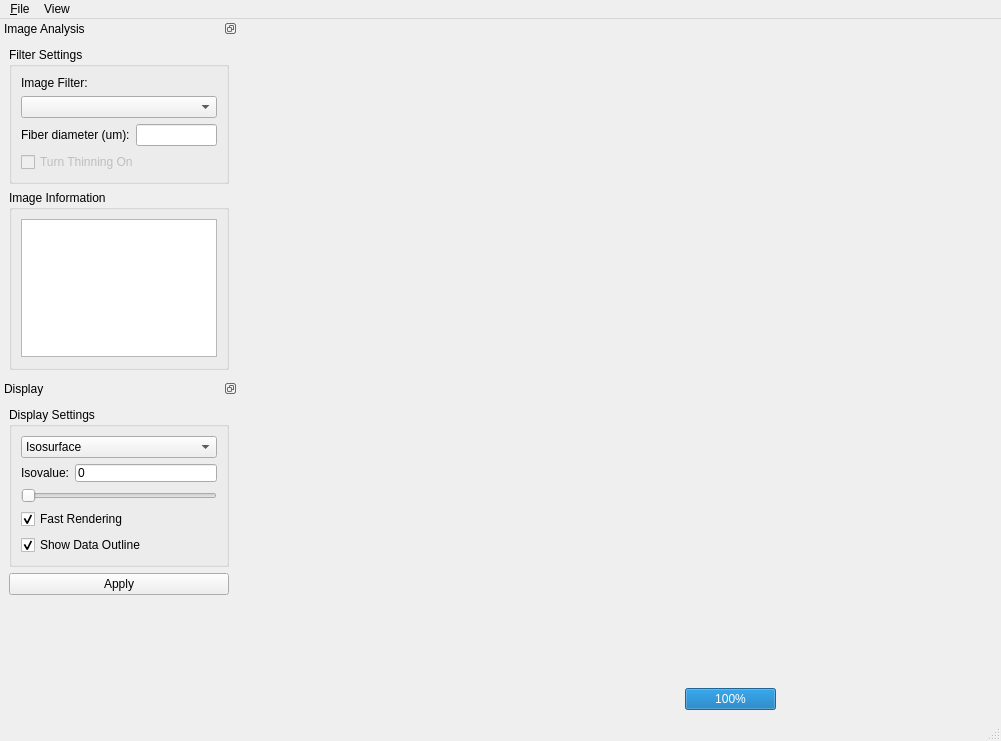
Above: qtGui/FibrinAppQt.ui from CISMM/NetworkExtractor before the change. Below: the same form after it.
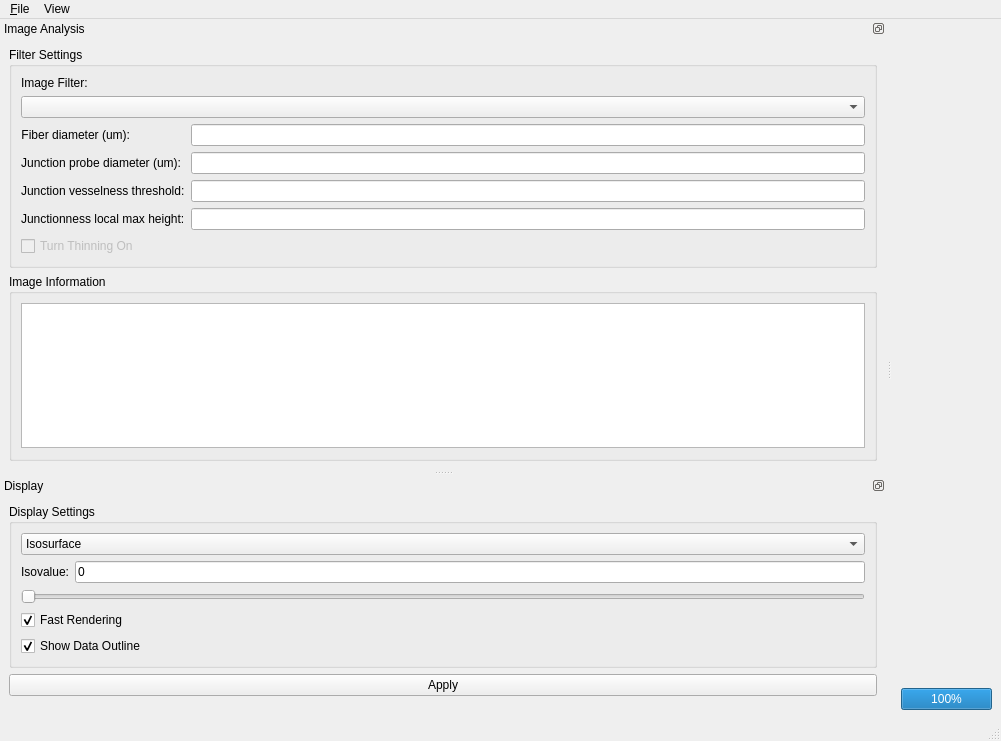
That is the form after the change. Custom widgets are drawn as their Qt base class.

The edit to the form file:
```diff
--- a/qtGui/FibrinAppQt.ui
+++ b/qtGui/FibrinAppQt.ui
@@ -96,21 +96,21 @@
   </widget>
   <widget class="QDockWidget" name="imageAnalysisDockWidget">
    <property name="sizePolicy">
-    <sizepolicy hsizetype="Preferred" vsizetype="Preferred">
+    <sizepolicy hsizetype="Minimum" vsizetype="Preferred">
      <horstretch>0</horstretch>
      <verstretch>0</verstretch>
     </sizepolicy>
    </property>
    <property name="minimumSize">
     <size>
-     <width>238</width>
-     <height>340</height>
+     <width>258</width>
+     <height>345</height>
     </size>
    </property>
    <property name="maximumSize">
     <size>
-     <width>238</width>
-     <height>360</height>
+     <width>524287</width>
+     <height>524287</height>
     </size>
    </property>
    <property name="features">
@@ -130,7 +130,7 @@
      <item>
       <widget class="QGroupBox" name="filterSettingsBox">
        <property name="sizePolicy">
-        <sizepolicy hsizetype="Minimum" vsizetype="Preferred">
+        <sizepolicy hsizetype="Preferred" vsizetype="Preferred">
          <horstretch>0</horstretch>
          <verstretch>0</verstretch>
         </sizepolicy>
@@ -143,7 +143,7 @@
        </property>
        <property name="maximumSize">
         <size>
-         <width>220</width>
+         <width>16777215</width>
          <height>16777215</height>
         </size>
        </property>
@@ -182,22 +182,62 @@
           <property name="minimumSize">
            <size>
             <width>0</width>
-            <height>22</height>
+            <height>0</height>
            </size>
           </property>
-          <layout class="QHBoxLayout" name="horizontalLayout_3">
+          <layout class="QFormLayout" name="formLayout">
            <property name="margin">
             <number>0</number>
            </property>
-           <item>
+           <item row="0" column="0">
             <widget class="QLabel" name="fiberDiameterLabel">
              <property name="text">
               <string>Fiber diameter (um):</string>
              </property>
+             <property name="alignment">
+              <set>Qt::AlignRight|Qt::AlignTrailing|Qt::AlignVCenter</set>
+             </property>
             </widget>
            </item>
-           <item>
-            <widget class="QLineEdit" name="fiberDiameterEdit"/>
+           <item row="0" column="1">
+            <widget class="QLineEdit" name="fiberDiameterEdit">
+             <property name="text">
+              <string/>
+             </property>
+            </widget>
+           </item>
+           <item row="1" column="0">
+            <widget class="QLabel" name="junctionProbeDiameterLabel">
+             <property name="text">
+              <string>Junction probe diameter (um):</string>
+             </property>
+             <property name="alignment">
+              <set>Qt::AlignRight|Qt::AlignTrailing|Qt::AlignVCenter</set>
+             </property>
+            </widget>
+           </item>
+           <item row="1" column="1">
+            <widget class="QLineEdit" name="junctionProbeDiameterEdit"/>
+           </item>
+           <item row="2" column="0">
+            <widget class="QLabel" name="junctionVesselnessThresholdLabel">
+             <property name="text">
+              <string>Junction vesselness threshold:</string>
+             </property>
+            </widget>
+           </item>
+           <item row="2" column="1">
+            <widget class="QLineEdit" name="junctionVesselnessThresholdEdit"/>
+           </item>
+           <item row="3" column="0">
+            <widget class="QLabel" name="junctionnessLocalMaxHeightLabel">
+             <property name="text">
+              <string>Junctionness local max height:</string>
+             </property>
+            </widget>
+           </item>
+           <item row="3" column="1">
+            <widget class="QLineEdit" name="junctionnessLocalMaxHeightEdit"/>
            </item>
           </layout>
          </widget>
@@ -218,15 +258,15 @@
      <item>
       <widget class="QGroupBox" name="imageInformation">
        <property name="sizePolicy">
-        <sizepolicy hsizetype="Maximum" vsizetype="Preferred">
+        <sizepolicy hsizetype="Preferred" vsizetype="Preferred">
          <horstretch>0</horstretch>
          <verstretch>0</verstretch>
         </sizepolicy>
        </property>
        <property name="maximumSize">
         <size>
-         <width>220</width>
-         <height>200</height>
+         <width>16777215</width>
+         <height>16777215</height>
         </size>
        </property>
        <property name="title">
@@ -286,10 +326,22 @@
    </widget>
   </widget>
   <widget class="QDockWidget" name="displayDockWidget">
+   <property name="sizePolicy">
+    <sizepolicy hsizetype="Minimum" vsizetype="Preferred">
+     <horstretch>0</horstretch>
+     <verstretch>0</verstretch>
+    </sizepolicy>
+   </property>
+   <property name="minimumSize">
+    <size>
+     <width>258</width>
+     <height>232</height>
+    </size>
+   </property>
    <property name="maximumSize">
     <size>
-     <width>238</width>
-     <height>524287</height>
+     <width>16777215</width>
+     <height>16777215</height>
     </size>
    </property>
    <property name="features">
@@ -309,7 +361,7 @@
      <item>
       <widget class="QGroupBox" name="displayBox">
        <property name="sizePolicy">
-        <sizepolicy hsizetype="Maximum" vsizetype="Preferred">
+        <sizepolicy hsizetype="Preferred" vsizetype="Preferred">
          <horstretch>0</horstretch>
          <verstretch>0</verstretch>
         </sizepolicy>
@@ -322,8 +374,8 @@
        </property>
        <property name="maximumSize">
         <size>
-         <width>220</width>
-         <height>160</height>
+         <width>16777215</width>
+         <height>16777215</height>
         </size>
        </property>
        <property name="title">
```
Left out of the diff: 15 changed lines with no effect on the pictures.
